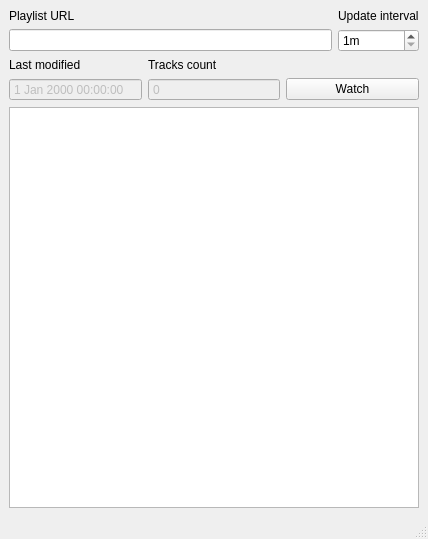
Qt form src/main/resources/base/mainwindow.ui (michaelkn/yamusic-stalker) before a commit.
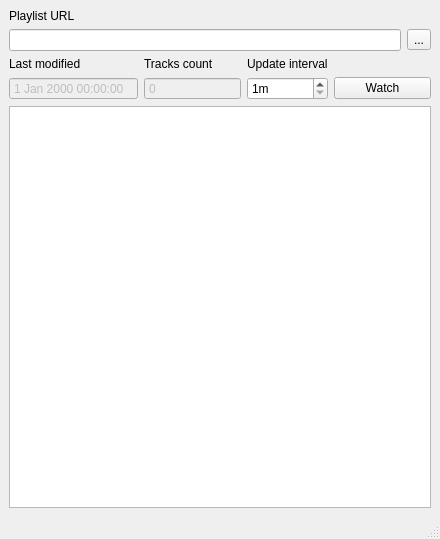
The same form after that commit. Icons and pictures are not drawn.

Commit message: add a button to open playlist in browser

What changed in the file:
```diff
--- a/src/main/resources/base/mainwindow.ui
+++ b/src/main/resources/base/mainwindow.ui
@@ -6,7 +6,7 @@
    <rect>
     <x>0</x>
     <y>0</y>
-    <width>428</width>
+    <width>440</width>
     <height>539</height>
    </rect>
   </property>
@@ -36,15 +36,85 @@
         </property>
        </widget>
       </item>
+      <item row="1" column="1">
+       <widget class="QToolButton" name="openPlaylistButton">
+        <property name="toolTip">
+         <string>Open in browser</string>
+        </property>
+        <property name="text">
+         <string>...</string>
+        </property>
+        <property name="icon">
+         <iconset>
+          <normaloff>link.png</normaloff>link.png</iconset>
+        </property>
+        <property name="iconSize">
+         <size>
+          <width>20</width>
+          <height>20</height>
+         </size>
+        </property>
+       </widget>
+      </item>
+     </layout>
+    </item>
+    <item>
+     <layout class="QGridLayout" name="gridLayout_2">
       <item row="0" column="1">
-       <widget class="QLabel" name="label_2">
+       <widget class="QLabel" name="label_4">
         <property name="text">
-         <string>Update interval</string>
+         <string>Tracks count</string>
+        </property>
+       </widget>
+      </item>
+      <item row="1" column="3">
+       <widget class="QPushButton" name="watchButton">
+        <property name="text">
+         <string>Watch</string>
+        </property>
+       </widget>
+      </item>
+      <item row="0" column="0">
+       <widget class="QLabel" name="label_3">
+        <property name="text">
+         <string>Last modified</string>
         </property>
        </widget>
       </item>
       <item row="1" column="1">
+       <widget class="QSpinBox" name="tracksCountEdit">
+        <property name="enabled">
+         <bool>false</bool>
+        </property>
+        <property name="readOnly">
+         <bool>true</bool>
+        </property>
+        <property name="buttonSymbols">
+         <enum>QAbstractSpinBox::NoButtons</enum>
+        </property>
+       </widget>
+      </item>
+      <item row="1" column="0">
+       <widget class="QDateTimeEdit" name="lastModifiedEdit">
+        <property name="enabled">
+         <bool>false</bool>
+        </property>
+        <property name="readOnly">
+         <bool>true</bool>
+        </property>
+        <property name="buttonSymbols">
+         <enum>QAbstractSpinBox::NoButtons</enum>
+        </property>
+       </widget>
+      </item>
+      <item row="1" column="2">
        <widget class="QSpinBox" name="updateIntervalEdit">
+        <property name="sizePolicy">
+         <sizepolicy hsizetype="Minimum" vsizetype="Fixed">
+          <horstretch>0</horstretch>
+          <verstretch>0</verstretch>
+         </sizepolicy>
+        </property>
         <property name="suffix">
          <string>m</string>
         </property>
@@ -56,54 +126,16 @@
         </property>
        </widget>
       </item>
-     </layout>
-    </item>
-    <item>
-     <layout class="QGridLayout" name="gridLayout_2">
-      <item row="1" column="1">
-       <widget class="QSpinBox" name="tracksCountEdit">
-        <property name="enabled">
-         <bool>false</bool>
+      <item row="0" column="2">
+       <widget class="QLabel" name="label_2">
+        <property name="sizePolicy">
+         <sizepolicy hsizetype="Fixed" vsizetype="Preferred">
+          <horstretch>0</horstretch>
+          <verstretch>0</verstretch>
+         </sizepolicy>
         </property>
-        <property name="readOnly">
-         <bool>true</bool>
-        </property>
-        <property name="buttonSymbols">
-         <enum>QAbstractSpinBox::NoButtons</enum>
-        </property>
-       </widget>
-      </item>
-      <item row="0" column="0">
-       <widget class="QLabel" name="label_3">
         <property name="text">
-         <string>Last modified</string>
-        </property>
-       </widget>
-      </item>
-      <item row="0" column="1">
-       <widget class="QLabel" name="label_4">
-        <property name="text">
-         <string>Tracks count</string>
-        </property>
-       </widget>
-      </item>
-      <item row="1" column="0">
-       <widget class="QDateTimeEdit" name="lastModifiedEdit">
-        <property name="enabled">
-         <bool>false</bool>
-        </property>
-        <property name="readOnly">
-         <bool>true</bool>
-        </property>
-        <property name="buttonSymbols">
-         <enum>QAbstractSpinBox::NoButtons</enum>
-        </property>
-       </widget>
-      </item>
-      <item row="1" column="2">
-       <widget class="QPushButton" name="watchButton">
-        <property name="text">
-         <string>Watch</string>
+         <string>Update interval</string>
         </property>
        </widget>
       </item>
```
Left out of the diff: 2 changed lines with no effect on the pictures. The commit also changes 4 other files.
